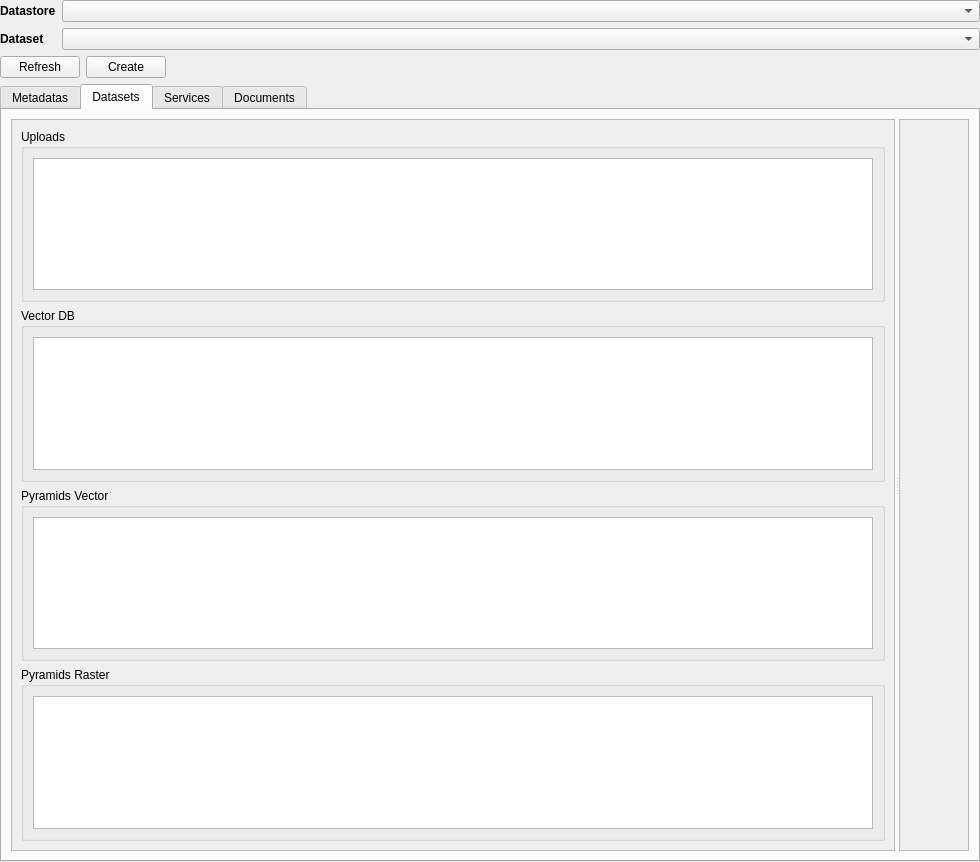
Above: geoplateforme/gui/dashboard/wdg_dashboard.ui from JulesGrillot/plugin-qgis-geoplateforme before the change. Below: the same form after it.
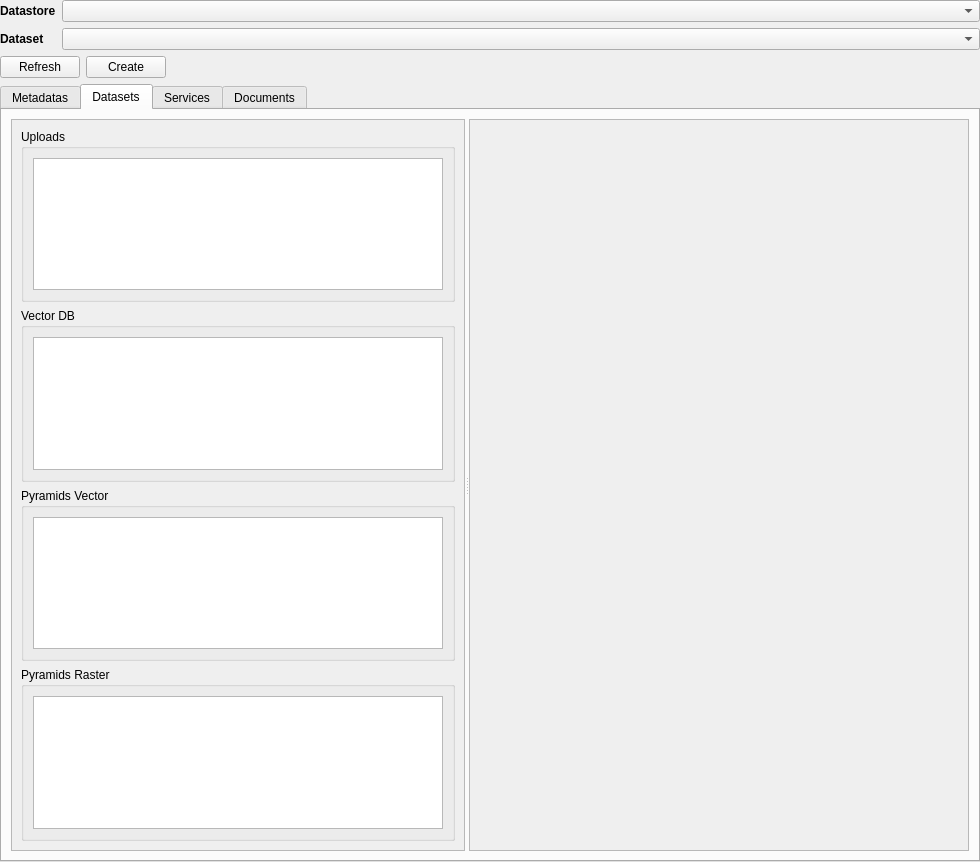
That is the form after the change. The open tabs and pages were chosen to show the change. Custom widgets are drawn as their Qt base class.

Commit message: feature(dashboard): add stored data details

```diff
--- a/geoplateforme/gui/dashboard/wdg_dashboard.ui
+++ b/geoplateforme/gui/dashboard/wdg_dashboard.ui
@@ -10,10 +10,16 @@
     <height>862</height>
    </rect>
   </property>
+  <property name="sizePolicy">
+   <sizepolicy hsizetype="Preferred" vsizetype="Preferred">
+    <horstretch>0</horstretch>
+    <verstretch>0</verstretch>
+   </sizepolicy>
+  </property>
   <property name="minimumSize">
    <size>
     <width>980</width>
-    <height>400</height>
+    <height>800</height>
    </size>
   </property>
   <property name="windowTitle">
@@ -104,7 +110,7 @@
             <rect>
              <x>0</x>
              <y>0</y>
-             <width>882</width>
+             <width>452</width>
              <height>708</height>
             </rect>
            </property>
@@ -206,7 +212,13 @@
            </layout>
           </widget>
          </widget>
-         <widget class="QScrollArea" name="scrollArea_3">
+         <widget class="QScrollArea" name="detail_zone">
+          <property name="minimumSize">
+           <size>
+            <width>500</width>
+            <height>0</height>
+           </size>
+          </property>
           <property name="widgetResizable">
            <bool>true</bool>
           </property>
@@ -215,10 +227,15 @@
             <rect>
              <x>0</x>
              <y>0</y>
-             <width>68</width>
+             <width>498</width>
              <height>708</height>
             </rect>
            </property>
+           <layout class="QGridLayout" name="gridLayout_8">
+            <item row="0" column="0">
+             <layout class="QGridLayout" name="detail_widget_layout"/>
+            </item>
+           </layout>
           </widget>
          </widget>
         </widget>
```
Left out of the diff: 2 changed lines with no effect on the pictures. The commit also changes 7 other files.
